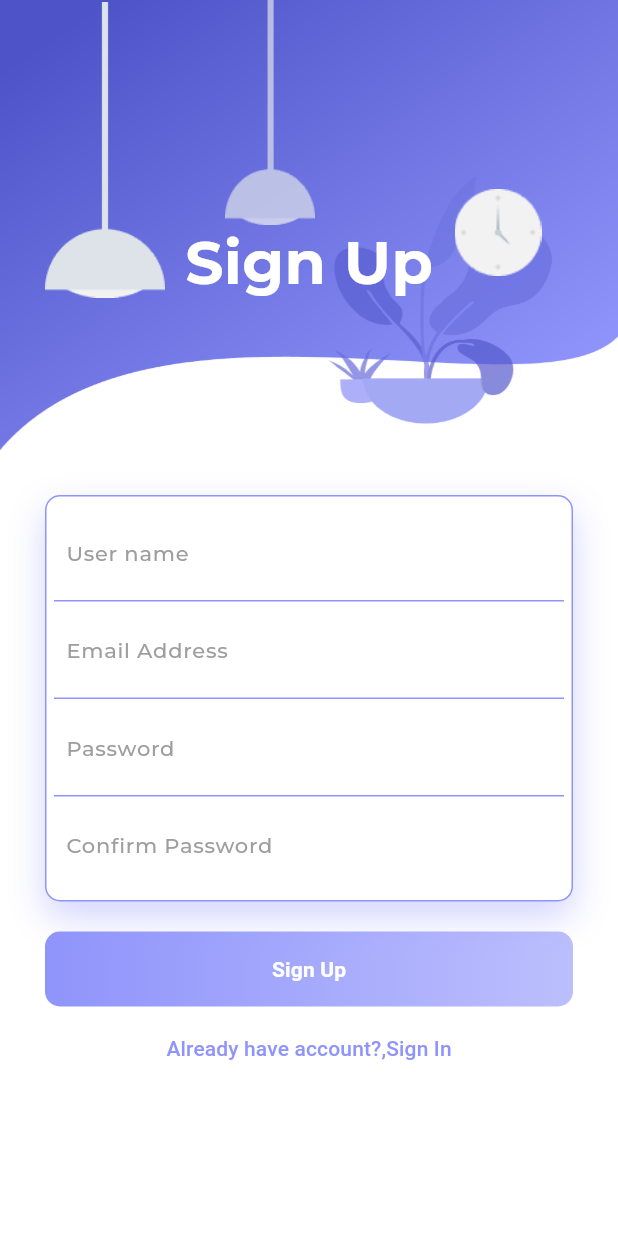
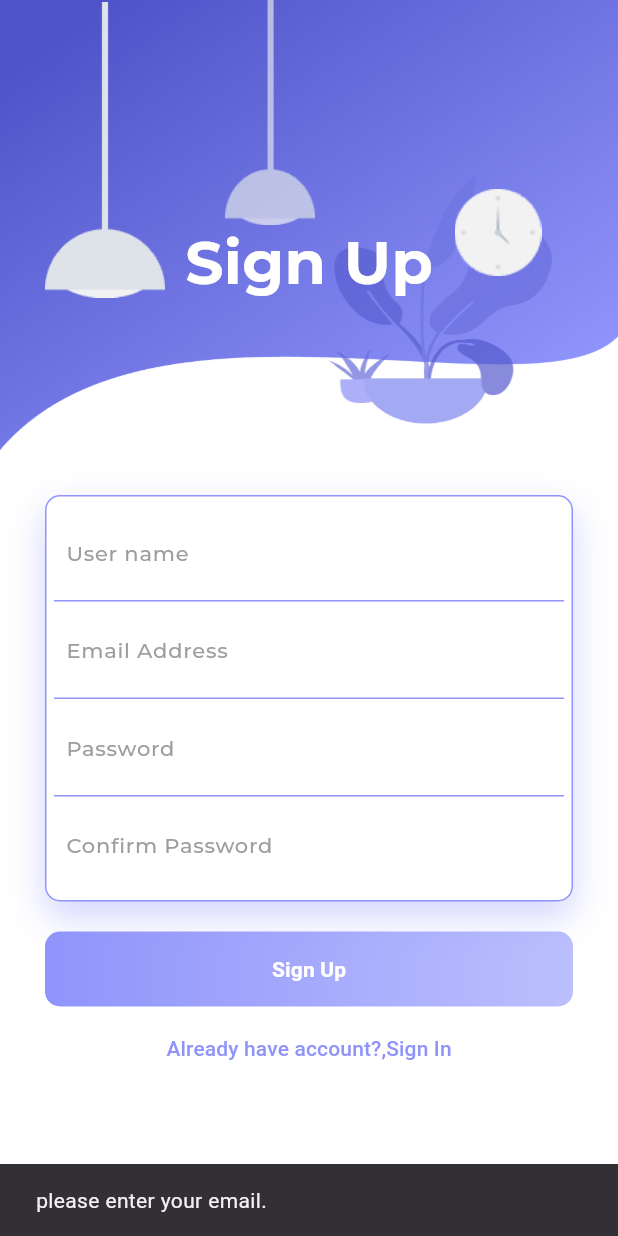
Before and after one commit to heba-T-Allah/registration, a Flutter app: the SignUpScreen screen opened by its route, after a tap on "Sign Up", on a phone screen of 412 x 824 dp. Run offline on Flutter 3.47's test engine with Material 3 defaults, Android fonts, the phone set to English and light mode, and no system bars; our stand-ins replace shared_preferences; accounts and stored records are empty; project files that could hold a hidden picture were left out.

Commit message:
signup functions with saving user to shared prefrences

```diff
--- a/lib/resources/color_manager.dart
+++ b/lib/resources/color_manager.dart
@@ -1,7 +1,7 @@
 import 'package:flutter/material.dart';
 
 class ColorManager {
-
+  static Color primaryColor = const Color(0xFF6b71df);
   static Color backgroundColor = const Color(0xffE6E6E6);
   static Color grey = const Color(0xff7E7E7E);
   static Color lightGrey = const Color(0xFFD5D2D2);
--- a/lib/resources/strings_manager.dart
+++ b/lib/resources/strings_manager.dart
@@ -9,4 +9,13 @@ class AppStrings {
   static const login = "Login";
   static const notRegistered = "Not registered yet,Sign Up";
   static const alreadyRegistered = "Already have account?,Sign In";
+  static const homeScreen = "Home";
+  static const logOut = "Log Out";
+  static const isLoggedInPref = "loggedIn";
+  static const userNamePref = "userName";
+  static const emailPref = "email";
+  static const passwordPref = "password";
+
+
+
 }
--- /dev/null
+++ b/lib/view/costom/shared_functions.dart
@@ -0,0 +1,10 @@
+import 'package:flutter/material.dart';
+
+class SharedFunctions{
+  final BuildContext? context;
+  const SharedFunctions({required this.context});
+  void showInSnackBar(String? value) {
+    ScaffoldMessenger.of(context!)
+        .showSnackBar(SnackBar(content: Text(value!)));
+  }
+}
--- a/lib/view/sign_up/form_section_signup.dart
+++ b/lib/view/sign_up/form_section_signup.dart
@@ -4,14 +4,18 @@ import 'package:registration/resources/strings_manager.dart';
 import '../../resources/text_style.dart';
 
 class FormSectionSignUp extends StatelessWidget {
-  const FormSectionSignUp({super.key});
-
+   const FormSectionSignUp({super.key});
+ static final TextEditingController emailControllerSignup = TextEditingController();
+ static final TextEditingController userNameControllerSignup = TextEditingController();
+ static final TextEditingController passwordControllerSignup = TextEditingController();
+ static final TextEditingController confirmPasswordControllerSignup = TextEditingController();
   @override
   Widget build(BuildContext context) {
     return Column(
       children: [
         Column(
           children: [
+            //user name
             Container(
               padding: const EdgeInsets.all(8.0),
               decoration: const BoxDecoration(
@@ -19,12 +23,14 @@ class FormSectionSignUp extends StatelessWidget {
                       bottom:
                           BorderSide(color: Color.fromRGBO(143, 148, 251, 1)))),
               child: TextFormField(
+                controller: userNameControllerSignup,
                 decoration: InputDecoration(
                     border: InputBorder.none,
                     hintStyle: TextStyles.textStyleRegular18Grey,
                     hintText: AppStrings.userNameHintText),
               ),
             ),
+            //email
             Container(
               padding: const EdgeInsets.all(8.0),
               decoration: const BoxDecoration(
@@ -32,12 +38,14 @@ class FormSectionSignUp extends StatelessWidget {
                       bottom:
                           BorderSide(color: Color.fromRGBO(143, 148, 251, 1)))),
               child: TextFormField(
+                controller: emailControllerSignup,
                 decoration: InputDecoration(
                     border: InputBorder.none,
                     hintStyle: TextStyles.textStyleRegular18Grey,
                     hintText: AppStrings.emailHintText),
               ),
             ),
+            //password
             Container(
               padding: const EdgeInsets.all(8.0),
               decoration: const BoxDecoration(
@@ -45,6 +53,7 @@ class FormSectionSignUp extends StatelessWidget {
                       bottom:
                           BorderSide(color: Color.fromRGBO(143, 148, 251, 1)))),
               child: TextFormField(
+                controller: passwordControllerSignup,
                 obscureText: true,
                 decoration: InputDecoration(
                     border: InputBorder.none,
@@ -52,9 +61,11 @@ class FormSectionSignUp extends StatelessWidget {
                     hintText: AppStrings.password),
               ),
             ),
+            //confirm password
             Container(
               padding: const EdgeInsets.all(8.0),
               child: TextFormField(
+                controller: confirmPasswordControllerSignup,
                 obscureText: true,
                 decoration: InputDecoration(
                   border: InputBorder.none,
--- a/lib/view/sign_up/signup_button_gradient.dart
+++ b/lib/view/sign_up/signup_button_gradient.dart
@@ -1,4 +1,5 @@
 import 'package:flutter/material.dart';
+import 'package:registration/view/sign_up/signup_functions.dart';
 
 import '../../resources/strings_manager.dart';
 
@@ -16,13 +17,14 @@ class SignUpButtonGradient extends StatelessWidget {
             Color.fromRGBO(143, 148, 251, .6),
           ])),
       child: MaterialButton(
-        onPressed: () {},
+        onPressed: () {
+          final signUpFunctions = SignUpFunctions(context: context);
+          signUpFunctions.signUp();
+        },
         child: const Center(
           child: Text(
-           AppStrings.signUp,
-            style: TextStyle(
-                color: Colors.white,
-                fontWeight: FontWeight.bold),
+            AppStrings.signUp,
+            style: TextStyle(color: Colors.white, fontWeight: FontWeight.bold),
           ),
         ),
       ),
--- /dev/null
+++ b/lib/view/sign_up/signup_functions.dart
@@ -0,0 +1,57 @@
+import 'package:flutter/material.dart';
+import 'package:registration/resources/strings_manager.dart';
+import 'package:registration/view/costom/shared_functions.dart';
+import 'package:registration/view/sign_up/form_section_signup.dart';
+
+import '../../routing/routes.dart';
+import '../../services/preferences.service.dart';
+
+class SignUpFunctions {
+  final BuildContext? context;
+
+  SignUpFunctions({required this.context});
+
+  void signUp() {
+    final sharedFunctions = SharedFunctions(context: context);
+
+    if (FormSectionSignUp.emailControllerSignup.text.isNotEmpty) {
+      if (FormSectionSignUp.userNameControllerSignup.text.isNotEmpty) {
+        if (FormSectionSignUp.passwordControllerSignup.text.isNotEmpty) {
+          if (FormSectionSignUp
+              .confirmPasswordControllerSignup.text.isNotEmpty) {
+            if (FormSectionSignUp.passwordControllerSignup.text ==
+                FormSectionSignUp.confirmPasswordControllerSignup.text) {
+              // _insertUser(emailController.text, userNameController.text,
+              //     passwordController.text);
+              saveUser(
+                  FormSectionSignUp.userNameControllerSignup.text,
+                  FormSectionSignUp.emailControllerSignup.text,
+                  FormSectionSignUp.passwordControllerSignup.text);
+              print("sign up Successfully========================");
+              Navigator.pushReplacementNamed(context!, Routes.signInScreen);
+            } else {
+              sharedFunctions.showInSnackBar("Password mismatch.");
+            }
+          } else {
+            sharedFunctions.showInSnackBar("please confirm your password.");
+          }
+        } else {
+          sharedFunctions.showInSnackBar("please enter your password.");
+        }
+      } else {
+        sharedFunctions.showInSnackBar("please enter your user name.");
+      }
+    } else {
+      sharedFunctions.showInSnackBar("please enter your email.");
+    }
+  }
+
+  void saveUser(String userName, String email, String password) {
+    PreferencesService.saveStringValue(AppStrings.userNamePref, userName);
+    PreferencesService.saveStringValue(AppStrings.emailPref, email);
+    PreferencesService.saveStringValue(AppStrings.passwordPref, password);
+    PreferencesService.saveBoolValue(false);
+
+    print(PreferencesService.retrieveStringValue(AppStrings.userNamePref).toString());
+  }
+}
--- a/lib/view/sign_up/signup_screen.dart
+++ b/lib/view/sign_up/signup_screen.dart
@@ -1,10 +1,9 @@
 import 'package:flutter/material.dart';
-import 'package:registration/view/sign_in/signin_screen.dart';
+import 'package:registration/view/sign_up/signup_button_gradient.dart';
 
 import '../../resources/assets_manager.dart';
 import '../../resources/strings_manager.dart';
-import '../sign_in/form_section_signup.dart';
-import '../sign_in/login_button_gradient.dart';
+import '../../routing/routes.dart';
 import '../sign_in/top_section.dart';
 import 'form_section_signup.dart';
 
@@ -55,17 +54,14 @@ class SignUpScreen extends StatelessWidget {
                     const SizedBox(
                       height: 20,
                     ),
-                    const LoginButtonGradient(),
+                    const SignUpButtonGradient(),
                     const SizedBox(
                       height: 4,
                     ),
                     TextButton(
                         onPressed: () {
-                          Navigator.push(
-                              context,
-                              MaterialPageRoute(
-                                builder: (context) => const SignInScreen(),
-                              ));
+                          Navigator.pushReplacementNamed(context, Routes.signInScreen);
+
                         },
                         child: const Text(AppStrings.alreadyRegistered,
                             style: TextStyle(
--- a/pubspec.yaml
+++ b/pubspec.yaml
@@ -36,8 +36,9 @@ dependencies:
   # Use with the CupertinoIcons class for iOS style icons.
   cupertino_icons: ^1.0.2
   flutter_screenutil: ^5.9.0
-  simple_animations: ^5.0.2
+#  simple_animations: ^5.0.2
   flutter_native_splash: ^2.3.7
+  shared_preferences: ^2.2.2
 
 
 dev_dependencies:
```
Also changed, not shown: lib/main.dart (+11 -1 lines), lib/services/preferences.service.dart (added, +41 -0 lines), lib/view/home/home_screen.dart (+10 -3 lines), lib/view/sign_in/login_button_gradient.dart (+6 -2 lines), lib/view/sign_in/signin_screen.dart (+2 -6 lines), pubspec.lock, 1 other file.
